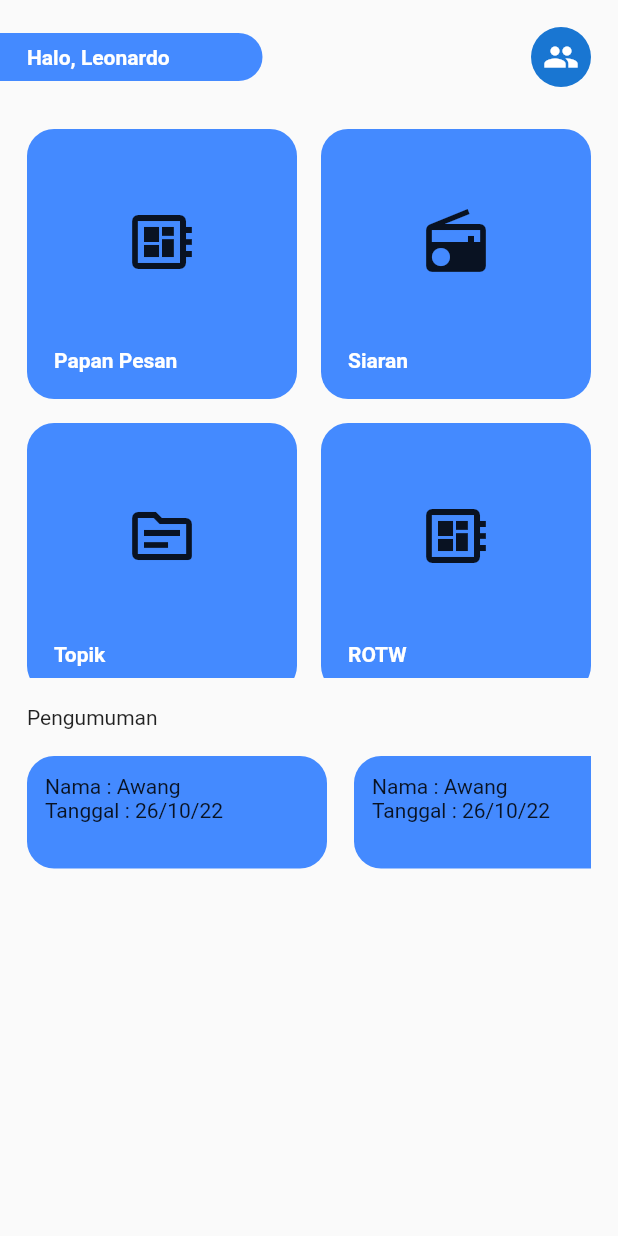
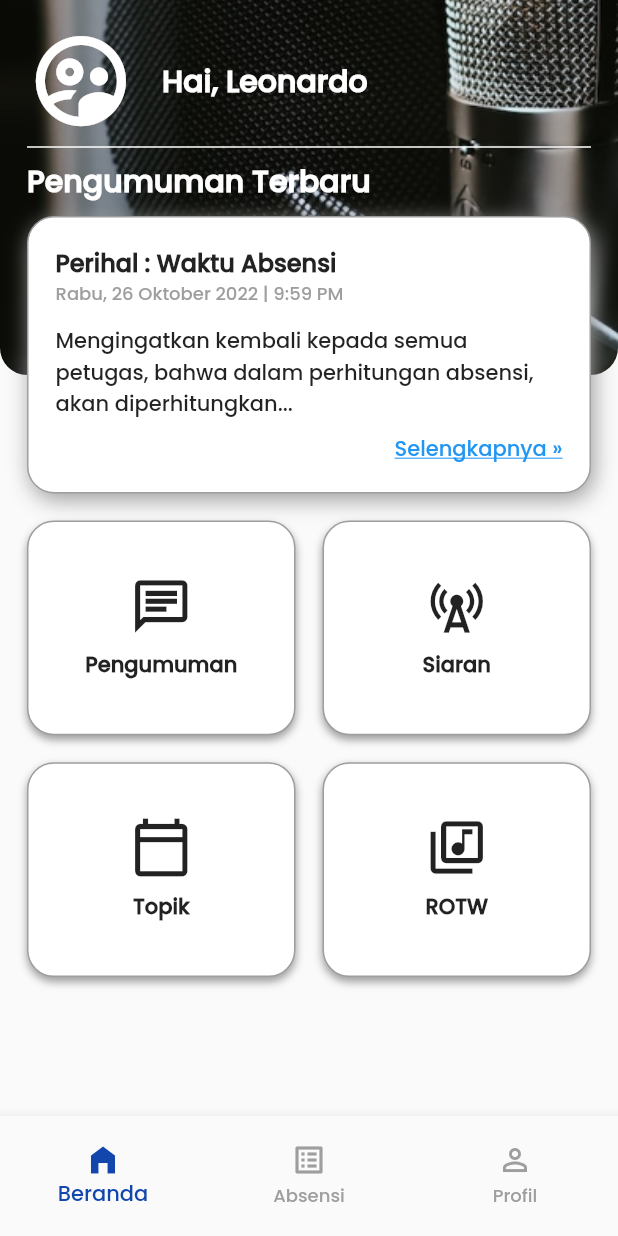
Before and after one commit to hoesk1ee/radio_valore, a Flutter app: the MainPage screen opened directly, on a phone screen of 412 x 824 dp. Run offline on Flutter 3.47's test engine with Material 2 defaults, Android fonts, the phone set to English and light mode, and no system bars.

Commit message:
CHange UI

```diff
--- a/lib/main.dart
+++ b/lib/main.dart
@@ -1,5 +1,6 @@
 import 'package:flutter/material.dart';
 import 'package:radio_volare/pages/main_page.dart';
+import 'pages/login_page.dart';
 
 void main() {
   runApp(const MyApp());
@@ -10,8 +11,11 @@ class MyApp extends StatelessWidget {
 
   @override
   Widget build(BuildContext context) {
-    return const MaterialApp(
-      home: MainPage(),
+    return MaterialApp(
+      theme: ThemeData(
+        fontFamily: "Poppins"
+      ),
+      home: LoginPage(),
     );
   }
 }
--- /dev/null
+++ b/lib/pages/login_page.dart
@@ -0,0 +1,110 @@
+import 'package:flutter/material.dart';
+
+import 'main_page.dart';
+
+class LoginPage extends StatefulWidget {
+  const LoginPage({Key? key}) : super(key: key);
+
+  @override
+  State<LoginPage> createState() => _LoginPageState();
+}
+
+class _LoginPageState extends State<LoginPage> {
+  bool _isVisible = false;
+
+  @override
+  Widget build(BuildContext context) {
+    return Scaffold(
+      body: Stack(
+        children: [
+          Container(
+            decoration: BoxDecoration(
+              image: DecorationImage(
+                  image: AssetImage(
+                    "assets/images/background.png",
+                  ),
+                  fit: BoxFit.cover),
+            ),
+          ),
+          SafeArea(
+            child: Padding(
+              padding: const EdgeInsets.all(18.0),
+              child: Column(
+                mainAxisAlignment: MainAxisAlignment.center,
+                children: [
+                  Image.asset("assets/images/icon.png"),
+                  SizedBox(
+                    height: 64,
+                  ),
+                  Container(
+                    decoration: BoxDecoration(
+                        borderRadius: BorderRadius.circular(18),
+                        color: Colors.white),
+                    child: TextField(
+                      decoration: InputDecoration(
+                        contentPadding: EdgeInsets.all(18),
+                        hintText: "Username",
+                        border: InputBorder.none,
+                        hintStyle: TextStyle(color: Colors.grey),
+                      ),
+                    ),
+                  ),
+                  SizedBox(
+                    height: 18,
+                  ),
+                  Container(
+                    decoration: BoxDecoration(
+                        borderRadius: BorderRadius.circular(18),
+                        color: Colors.white),
+                    child: TextField(
+                      obscureText: _isVisible,
+                      decoration: InputDecoration(
+                          border: InputBorder.none,
+                          contentPadding: EdgeInsets.all(18),
+                          hintText: "Password",
+                          hintStyle: TextStyle(color: Colors.grey),
+                          suffixIcon: IconButton(
+                            icon: _isVisible == false
+                                ? Icon(Icons.visibility_off)
+                                : Icon(Icons.visibility),
+                            onPressed: () {
+                              setState(() {
+                                _isVisible = !_isVisible;
+                              });
+                            },
+                          )),
+                    ),
+                  ),
+                  SizedBox(
+                    height: 18,
+                  ),
+                  GestureDetector(
+                    onTap: () {
+                      Navigator.push(context,
+                          MaterialPageRoute(builder: (context) => MainPage()));
+                    },
+                    child: Container(
+                      height: 50,
+                      width: double.infinity,
+                      decoration: BoxDecoration(
+                        borderRadius: BorderRadius.circular(18),
+                        color: Color(0xFF1246AD),
+                      ),
+                      child: Center(
+                        child: Text(
+                          "LOG IN",
+                          style: TextStyle(
+                              color: Colors.white, fontWeight: FontWeight.bold),
+                        ),
+                      ),
+                    ),
+                  )
+                ],
+              ),
+            ),
+          )
+        ],
+      ),
+    );
+  }
+}
--- a/lib/pages/main_page.dart
+++ b/lib/pages/main_page.dart
@@ -1,5 +1,7 @@
 import 'package:flutter/material.dart';
 import 'package:radio_volare/resources/custom_menuButton.dart';
+
+import '../resources/constant.dart';
 
 class MainPage extends StatefulWidget {
   const MainPage({Key? key}) : super(key: key);
@@ -12,203 +14,169 @@ class _MainPageState extends State<MainPage> {
   @override
   Widget build(BuildContext context) {
     return Scaffold(
-      body: SingleChildScrollView(
-        child: Padding(
-          padding: const EdgeInsets.only(right: 18.0, top: 18, bottom: 18),
-          child: SafeArea(
-            child: Column(
-              crossAxisAlignment: CrossAxisAlignment.start,
-              children: <Widget>[
-                Row(
-                  mainAxisAlignment: MainAxisAlignment.spaceBetween,
-                  children: [
-                    Align(
-                      child: Container(
-                        height: 32,
-                        width: 175,
-                        decoration: BoxDecoration(
-                          color: Colors.blueAccent,
-                          borderRadius: BorderRadius.only(
-                            topRight: Radius.circular(18),
-                            bottomRight: Radius.circular(18),
+      body: Stack(
+        children: [
+          ClipRRect(
+            borderRadius: BorderRadius.only(
+              bottomRight: Radius.circular(18),
+              bottomLeft: Radius.circular(18),
+            ),
+            child: Container(
+              height: 250,
+              decoration: BoxDecoration(
+                image: DecorationImage(
+                    image: AssetImage(
+                      "assets/images/background.png",
+                    ),
+                    fit: BoxFit.cover),
+              ),
+            ),
+          ),
+          SafeArea(
+            child: Container(
+              margin: EdgeInsets.all(18),
+              child: Column(
+                crossAxisAlignment: CrossAxisAlignment.start,
+                children: [
+                  Row(
+                    children: [
+                      Icon(
+                        Icons.supervised_user_circle_outlined,
+                        color: Colors.white,
+                        size: 72,
+                      ),
+                      SizedBox(
+                        width: 18,
+                      ),
+                      Text(
+                        "Hai, Leonardo",
+                        style: textStyle,
+                      )
+                    ],
+                  ),
+                  //Divider with Bottom Padding
+                  Divider(
+                    thickness: 1,
+                    color: Colors.white,
+                  ),
+                  const Text(
+                    "Pengumuman Terbaru",
+                    style: textStyle,
+                  ),
+                  SizedBox(
+                    height: 8,
+                  ),
+                  //Announcement Card
+                  Container(
+                    width: double.infinity,
+                    height: 185,
+                    decoration: BoxDecoration(
+                        boxShadow: const [
+                          BoxShadow(
+                            color: Colors.grey,
+                            blurRadius: 12,
+                            offset: Offset(2, 4),
                           ),
-                        ),
-                        child: Padding(
-                          padding: const EdgeInsets.only(left: 18.0),
-                          child: Align(
-                            alignment: Alignment.centerLeft,
+                        ],
+                        border: Border.all(color: Colors.grey),
+                        borderRadius: BorderRadius.circular(18),
+                        color: Colors.white),
+                    child: Padding(
+                      padding: const EdgeInsets.all(18.0),
+                      child: Column(
+                        crossAxisAlignment: CrossAxisAlignment.start,
+                        children: const [
+                          Text(
+                            "Perihal : Waktu Absensi",
+                            style: TextStyle(
+                                fontWeight: FontWeight.bold, fontSize: 16),
+                          ),
+                          Text(
+                            "Rabu, 26 Oktober 2022 | 9:59 PM",
+                            style: TextStyle(color: Colors.grey, fontSize: 12),
+                          ),
+                          SizedBox(
+                            height: 12,
+                          ),
+                          Text(
+                              "Mengingatkan kembali kepada semua petugas, bahwa dalam perhitungan absensi, akan diperhitungkan..."),
+                          Spacer(),
+                          Align(
+                            alignment: Alignment.centerRight,
                             child: Text(
-                              "Halo, Leonardo",
+                              "Selengkapnya »",
                               style: TextStyle(
-                                  fontWeight: FontWeight.bold,
-                                  color: Colors.white),
+                                color: Colors.blue,
+                                decoration: TextDecoration.underline,
+                              ),
                             ),
-                          ),
-                        ),
+                          )
+                        ],
                       ),
                     ),
-                    CircleAvatar(
-                      child: Icon(Icons.group),
-                    )
-                  ],
-                ),
-                SizedBox(
-                  height: MediaQuery.of(context).size.height/2,
-                  child: Padding(
-                    padding:
-                        const EdgeInsets.only(left: 18.0, top: 28, bottom: 18),
+                  ),
+                  SizedBox(
+                    height: 18,
+                  ),
+                  Expanded(
                     child: GridView.count(
-                      crossAxisSpacing: 16,
-                      mainAxisSpacing: 16,
+                      crossAxisSpacing: 18,
+                      mainAxisSpacing: 18,
                       crossAxisCount: 2,
+                      childAspectRatio: 1.25,
                       children: [
                         CustomMenuButton(
-                          icons: Icons.developer_board_outlined,
-                          text: "Papan Pesan",
+                          icons: Icons.chat_outlined,
+                          text: "Pengumuman",
+                          onTap: () {},
                         ),
                         CustomMenuButton(
-                          icons: Icons.radio,
+                          icons: Icons.cell_tower_outlined,
                           text: "Siaran",
+                          onTap: () {},
                         ),
                         CustomMenuButton(
-                          icons: Icons.topic_outlined,
+                          icons: Icons.calendar_today_outlined,
                           text: "Topik",
+                          onTap: () {},
                         ),
                         CustomMenuButton(
-                          icons: Icons.developer_board_outlined,
+                          icons: Icons.my_library_music_outlined,
                           text: "ROTW",
+                          onTap: () {},
                         ),
                       ],
                     ),
                   ),
-                ),
-                Container(
-                  margin: EdgeInsets.only(left: 18),
-                  child: Column(
-                    crossAxisAlignment: CrossAxisAlignment.start,
-                    children: [
-                      Text("Pengumuman"),
-                      SizedBox(height: 18,),
-                      SizedBox(
-                        height: 75,
-                        child: ListView(
-                          scrollDirection: Axis.horizontal,
-                          children: [
-                            Container(
-                              margin: EdgeInsets.only(right: 18),
-                              height: 75,
-                              width: 200,
-                              decoration: BoxDecoration(
-                                color: Colors.blueAccent,
-                                borderRadius: BorderRadius.circular(18),
-                              ),
-                              child: Padding(
-                                padding: const EdgeInsets.all(12.0),
-                                child: Column(
-                                  crossAxisAlignment: CrossAxisAlignment.start,
-                                  children: [
-                                    Text("Nama : Awang"),
-                                    Text("Tanggal : 26/10/22")
-                                  ],
-                                ),
-                              ),
-                            ),
-                            Container(
-                              margin: EdgeInsets.only(right: 18),
-                              height: 75,
-                              width: 200,
-                              decoration: BoxDecoration(
-                                color: Colors.blueAccent,
-                                borderRadius: BorderRadius.circular(18),
-                              ),
-                              child: Padding(
-                                padding: const EdgeInsets.all(12.0),
-                                child: Column(
-                                  crossAxisAlignment: CrossAxisAlignment.start,
-                                  children: [
-                                    Text("Nama : Awang"),
-                                    Text("Tanggal : 26/10/22")
-                                  ],
-                                ),
-                              ),
-                            ),
-                            Container(
-                              margin: EdgeInsets.only(right: 18),
-                              height: 75,
-                              width: 200,
-                              decoration: BoxDecoration(
-                                color: Colors.blueAccent,
-                                borderRadius: BorderRadius.circular(18),
-                              ),
-                              child: Padding(
-                                padding: const EdgeInsets.all(12.0),
-                                child: Column(
-                                  crossAxisAlignment: CrossAxisAlignment.start,
-                                  children: [
-                                    Text("Nama : Awang"),
-                                    Text("Tanggal : 26/10/22")
-                                  ],
-                                ),
-                              ),
-                            ),
-                          ],
-                        ),
-                      )
-                    ],
-                  ),
-                )
-              ],
+                ],
+              ),
             ),
-          ),
+          )
+        ],
+      ),
+      bottomNavigationBar: SizedBox(
+        height: 80,
+        child: BottomNavigationBar(
+          currentIndex: 0,
+          selectedItemColor: Color(0xFF1246AD),
+          unselectedItemColor: Colors.grey,
+          showUnselectedLabels: true,
+          items: [
+            BottomNavigationBarItem(
+              icon: Icon(Icons.home_filled),
+              label: "Beranda",
+            ),
+            BottomNavigationBarItem(
+              icon: Icon(Icons.list_alt_outlined),
+              label: "Absensi",
+            ),
+            BottomNavigationBarItem(
+              icon: Icon(Icons.person_outline),
+              label: "Profil",
+            ),
+          ],
         ),
       ),
     );
   }
 }
-
-//Container(
-//                       height: 75,
-//                       width: double.infinity,
-//                       decoration: BoxDecoration(
-//                         color: Colors.blueAccent,
-//                         borderRadius: BorderRadius.circular(18),
-//                       ),
-//                       child: Padding(
-//                         padding: const EdgeInsets.all(12.0),
-//                         child: Column(
-//                           crossAxisAlignment: CrossAxisAlignment.start,
-//                           children: [
-//                             Text("Nama : Awang"),
-//                             Text("Tanggal : 26/10/22")
-//                           ],
-//                         ),
-//                       ),
-//                     ),
-
-//showDialog(
-//                                   context: context,
-//                                   builder: (BuildContext context) {
-//                                     return AlertDialog(
-//                                       scrollable: true,
-//                                       title: const Center(
-//                                         child: Text("Pengumuman"),
-//                                       ),
-//                                       content: Column(
-//                                         crossAxisAlignment: CrossAxisAlignment.start,
-//                                         children: const [
-//                                           Text("Nama : Leonard"),
-//                                           Text("24/10/2022"),
-//                                           Text("Pesan : AEBAUEBAWEONAWEBAWENAWEBWAIUBEUIAWN WAEUIAWNEIWANEIAWNE ANEAWOEAWEOAWEIOAOEAWOEOAWEOIAWEOAWOEWAOIEWOAIHEIOAWHEOIAHWOEIHIOEWHADASDAWEADAWDASDWADSDWASDWADWASDWASDWADASDAWDAWDWADASDWAAAAAAAAAAAAAAAAAAAAAAAAAAAAAAAAAAAAAAAAAAA UNAWEUNAWENWAENAWU NWAUIENAWUNEUAIWN")
-//                                         ],
-//                                       ),
-//                                       actions: [
-//                                         ElevatedButton(
-//                                           onPressed: () {
-//                                             Navigator.pop(context);
-//                                           },
-//                                           child: const Text("Back"),
-//                                         )
-//                                       ],
-//                                     );
-//                                   },
-//                                 );
--- /dev/null
+++ b/lib/resources/constant.dart
@@ -0,0 +1,6 @@
+import 'package:flutter/material.dart';
+
+const textStyle = TextStyle(
+    color: Colors.white,
+    fontWeight: FontWeight.bold,
+    fontSize: 20);
--- a/lib/resources/custom_menuButton.dart
+++ b/lib/resources/custom_menuButton.dart
@@ -1,45 +1,35 @@
 import 'package:flutter/material.dart';
 
 class CustomMenuButton extends StatelessWidget {
-  const CustomMenuButton({Key? key, required this.icons, required this.text}) : super(key: key);
+  const CustomMenuButton({Key? key, required this.onTap, required this.icons, required this.text}) : super(key: key);
 
   final IconData icons;
   final String text;
+  final Function() onTap;
 
   @override
   Widget build(BuildContext context) {
-    return Container(
-      decoration: BoxDecoration(
-        color: Colors.blueAccent,
-        borderRadius: BorderRadius.circular(18),
-      ),
-      child: Padding(
-        padding: const EdgeInsets.all(18.0),
+    return GestureDetector(
+      onTap: onTap,
+      child: Container(
+        decoration: BoxDecoration(
+          border: Border.all(color: Colors.grey),
+          boxShadow: [
+            BoxShadow(
+                color: Colors.grey,
+                blurRadius: 4,
+                offset: Offset(0, 3)
+            ),
+          ],
+          color: Colors.white,
+          borderRadius: BorderRadius.circular(18),
+        ),
         child: Column(
-          crossAxisAlignment: CrossAxisAlignment.center,
           mainAxisAlignment: MainAxisAlignment.center,
           children: [
-            Expanded(
-              flex: 4,
-              child: Center(
-                child: Icon(
-                  icons,
-                  size: 48,
-                ),
-              ),
-            ),
-            Expanded(
-              child: Align(
-                alignment: Alignment.bottomLeft,
-                child: Text(
-                  text,
-                  style: TextStyle(
-                      color: Colors.white,
-                      fontSize: 14,
-                      fontWeight: FontWeight.bold),
-                ),
-              ),
-            )
+            Icon(icons, size: 42,),
+            SizedBox(height: 8,),
+            Text(text, style: TextStyle(fontWeight: FontWeight.bold),)
           ],
         ),
       ),
--- a/pubspec.yaml
+++ b/pubspec.yaml
@@ -61,6 +61,8 @@ flutter:
   # assets:
   #   - images/a_dot_burr.jpeg
   #   - images/a_dot_ham.jpeg
+  assets:
+    - assets/images/
 
   # An image asset can refer to one or more resolution-specific "variants", see
   # https://flutter.dev/assets-and-images/#resolution-aware
@@ -73,6 +75,10 @@ flutter:
   # "family" key with the font family name, and a "fonts" key with a
   # list giving the asset and other descriptors for the font. For
   # example:
+  fonts:
+    - family: Poppins
+      fonts:
+        - asset: assets/fonts/Poppins-Medium.ttf
   # fonts:
   #   - family: Schyler
   #     fonts:
```
Also changed, not shown: assets/fonts/Poppins-Black.ttf (added), assets/fonts/Poppins-Light.ttf (added), assets/fonts/Poppins-Medium.ttf (added), assets/images/background.png (added), assets/images/icon.png (added).
